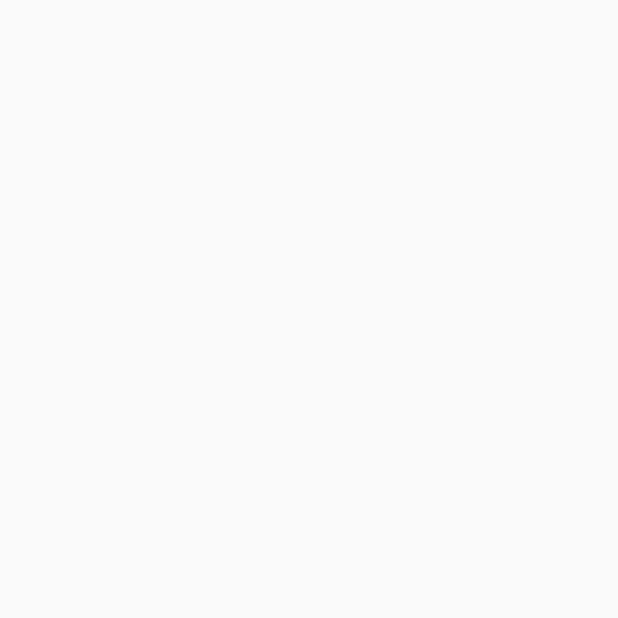
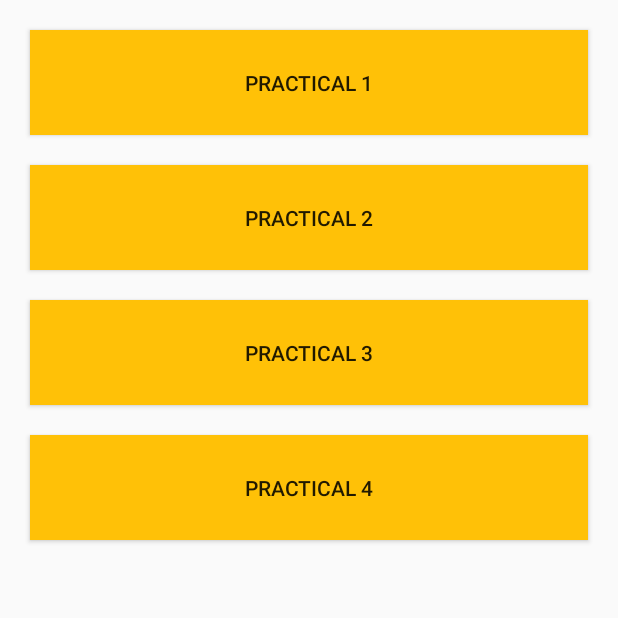
Before and after one commit to vijaylatpate/AMP, an Android app: the screen it shows after launch (HomeScreen), on a phone screen of 412 x 824 dp, the top half of it. Before the commit the part shown is empty. Run offline under Robolectric (Android 15) with nearby library versions, the phone set to English and light mode, and no system bars.

Commit message:
Basic Layout Of Application

```diff
--- a/app/src/main/res/layout/activity_home_screen.xml
+++ b/app/src/main/res/layout/activity_home_screen.xml
@@ -1,9 +1,53 @@
 <?xml version="1.0" encoding="utf-8"?>
-<androidx.constraintlayout.widget.ConstraintLayout xmlns:android="http://schemas.android.com/apk/res/android"
+<RelativeLayout xmlns:android="http://schemas.android.com/apk/res/android"
     xmlns:app="http://schemas.android.com/apk/res-auto"
     xmlns:tools="http://schemas.android.com/tools"
     android:layout_width="match_parent"
     android:layout_height="match_parent"
     tools:context=".HomeScreen">
 
-</androidx.constraintlayout.widget.ConstraintLayout>
+    <ScrollView
+        android:layout_width="match_parent"
+        android:layout_height="wrap_content">
+
+        <LinearLayout
+            android:layout_margin="10dp"
+            android:layout_width="match_parent"
+            android:layout_height="wrap_content"
+            android:orientation="vertical">
+
+            <Button
+                android:id="@+id/btnPractical_1"
+                android:layout_width="match_parent"
+                android:layout_height="70dp"
+                android:layout_margin="10dp"
+                android:background="@color/colorAccent"
+                android:text="Practical 1" />
+
+            <Button
+                android:id="@+id/btnPractical_2"
+                android:layout_width="match_parent"
+                android:layout_height="70dp"
+                android:layout_margin="10dp"
+                android:background="@color/colorAccent"
+                android:text="Practical 2" />
+
+            <Button
+                android:id="@+id/btnPractical_3"
+                android:layout_width="match_parent"
+                android:layout_height="70dp"
+                android:layout_margin="10dp"
+                android:background="@color/colorAccent"
+                android:text="Practical 3" />
+
+            <Button
+                android:id="@+id/btnPractical_4"
+                android:layout_width="match_parent"
+                android:layout_height="70dp"
+                android:layout_margin="10dp"
+                android:background="@color/colorAccent"
+                android:text="Practical 4" />
+        </LinearLayout>
+    </ScrollView>
+
+</RelativeLayout>
```
Also changed, not shown: app/src/main/AndroidManifest.xml (+12 -0 lines), app/src/main/java/com/sbvc/amp2022/HomeScreen.java (+24 -1 lines), app/src/main/java/com/sbvc/amp2022/Practical_3.java (added, +38 -0 lines), app/src/main/java/com/sbvc/amp2022/Practical_3_1.java (added, +14 -0 lines), app/src/main/java/com/sbvc/amp2022/Practical_3_2.java (added, +14 -0 lines), app/src/main/java/com/sbvc/amp2022/Practical_3_3.java (added, +14 -0 lines), app/src/main/res/layout/activity_practical3.xml (added, +34 -0 lines), app/src/main/res/layout/activity_practical31.xml (added, +51 -0 lines), app/src/main/res/layout/activity_practical32.xml (added, +55 -0 lines), app/src/main/res/layout/activity_practical33.xml (added, +9 -0 lines).
